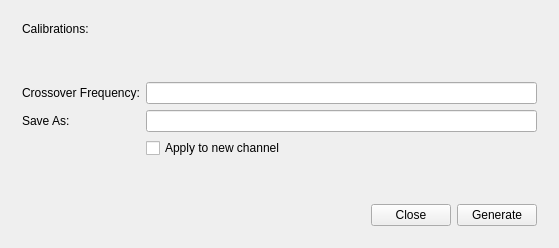
Old version of the form Application/MainWindow.ui in the repository Terrabits/JoinCal.
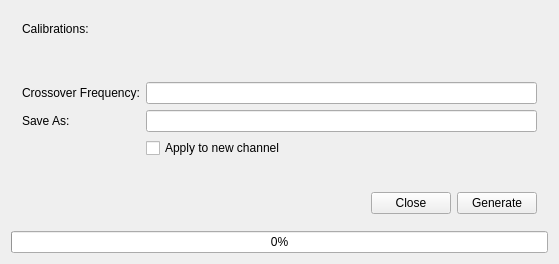
New version of the form. Icons and pictures are not drawn. Custom widgets are drawn as their Qt base class.

Commit message: Added progress bar, a worker thread and keys/saved settings.

Diff of the .ui file:
```diff
--- a/Application/MainWindow.ui
+++ b/Application/MainWindow.ui
@@ -142,6 +142,13 @@
       </layout>
      </widget>
     </item>
+    <item>
+     <widget class="QProgressBar" name="progressBar">
+      <property name="value">
+       <number>0</number>
+      </property>
+     </widget>
+    </item>
    </layout>
   </widget>
  </widget>
```
Left out of the diff: 21 changed lines with no effect on the pictures. The commit also changes 26 other files.
